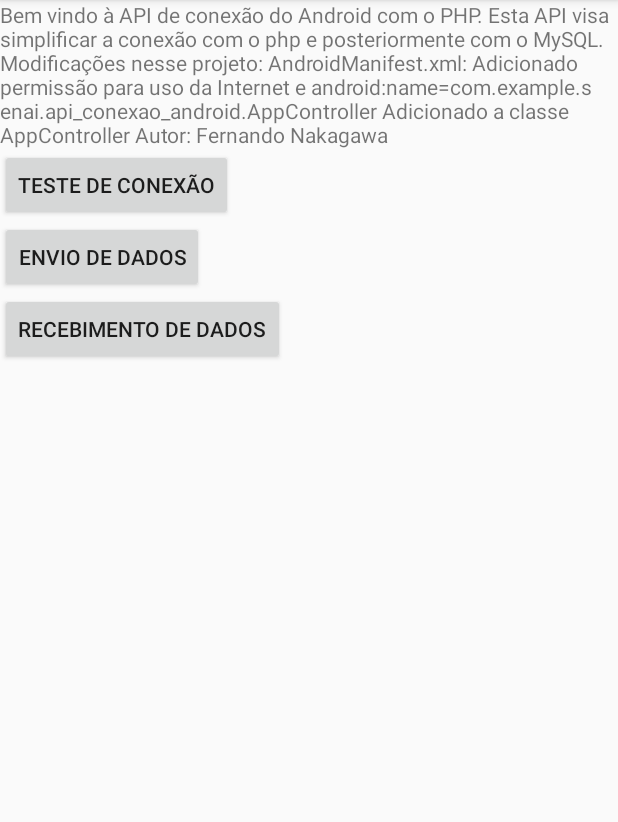
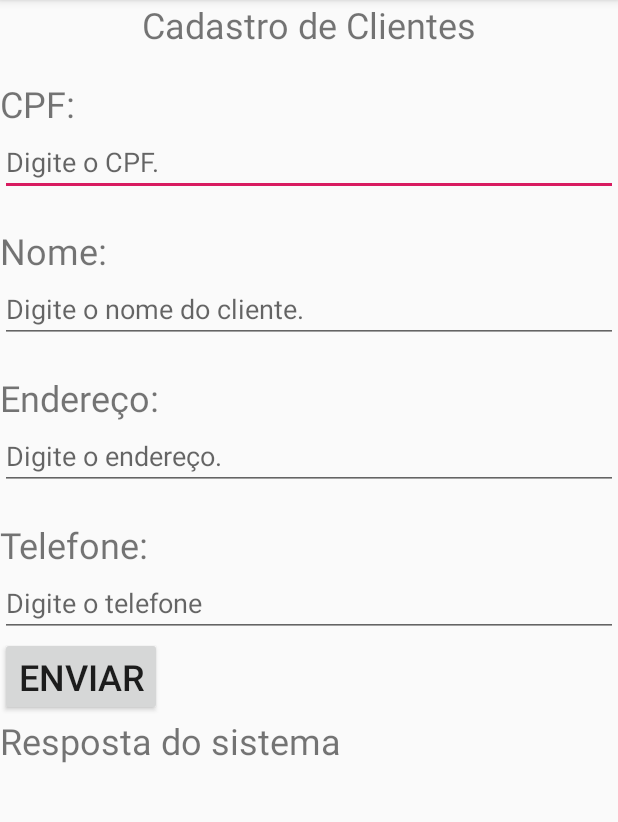
Before and after one commit to fernandonakagawa/API_Conexao_Android, an Android app: the screen it shows after launch (MainActivity before the commit, InserirActivity after it), after a tap on "ENVIO DE DADOS", on a phone screen of 412 x 824 dp, the part 84-906 px from its top. Run offline under Robolectric (Android 15) with nearby library versions, the phone set to English and light mode, and no system bars; our stand-ins replace Volley.

Commit message:
android inserir funcionando falta php inserir

```diff
--- /dev/null
+++ b/app/src/main/java/com/example/senai/api_conexao_android/AbstractController.java
@@ -0,0 +1,22 @@
+package com.example.senai.api_conexao_android;
+
+import android.content.Context;
+
+public abstract class AbstractController implements IDadosEventListener{
+    private Context appContext;
+    private IDadosEventListener mListenerView;
+
+    public AbstractController(Context appContext) {
+        this.appContext = appContext;
+        //o registro de callback da view é feito por essa linha automaticamente
+        this.mListenerView = (IDadosEventListener) appContext;
+    }
+
+    public Context getAppContext() {
+        return appContext;
+    }
+    public IDadosEventListener getmListenerView() {
+        return mListenerView;
+    }
+
+}
--- /dev/null
+++ b/app/src/main/java/com/example/senai/api_conexao_android/IEnviadorHashMapPHP.java
@@ -0,0 +1,7 @@
+package com.example.senai.api_conexao_android;
+
+import java.util.HashMap;
+
+public interface IEnviadorHashMapPHP {
+    void enviarParaPHP(HashMap map);
+}
--- /dev/null
+++ b/app/src/main/java/com/example/senai/api_conexao_android/IEnviadorTextoSimplesPHP.java
@@ -0,0 +1,5 @@
+package com.example.senai.api_conexao_android;
+
+public interface IEnviadorTextoSimplesPHP {
+    void enviarParaPHP(String texto);
+}
--- a/app/src/main/java/com/example/senai/api_conexao_android/InserirActivity.java
+++ b/app/src/main/java/com/example/senai/api_conexao_android/InserirActivity.java
@@ -3,12 +3,56 @@ package com.example.senai.api_conexao_android;
 import androidx.appcompat.app.AppCompatActivity;
 
 import android.os.Bundle;
+import android.view.View;
+import android.widget.EditText;
+import android.widget.ProgressBar;
+import android.widget.TextView;
 
-public class InserirActivity extends AppCompatActivity {
+import com.android.volley.VolleyError;
 
+import java.util.HashMap;
+
+public class InserirActivity extends AppCompatActivity implements  IDadosEventListener{
+
+    private EditText etNome, etCpf, etEndereco, etTelefone;
+    private ProgressBar pb;
+    private TextView tvResultado;
+
+    private InserirController inserirController;
     @Override
     protected void onCreate(Bundle savedInstanceState) {
         super.onCreate(savedInstanceState);
         setContentView(R.layout.activity_inserir);
+        this.inserirController = new InserirController(this);
+        this.etNome = findViewById(R.id.et_nome);
+        this.etCpf = findViewById(R.id.et_cpf);
+        this.etEndereco = findViewById(R.id.et_endereco);
+        this.etTelefone = findViewById(R.id.et_telefone);
+        this.pb = findViewById(R.id.pb_inserir);
+        this.tvResultado = findViewById(R.id.tv_resultado);
     }
+
+    public void enviar(View view) {
+        HashMap<String,String> hm = new HashMap<>();
+        hm.put("nome", etNome.getText().toString());
+        hm.put("cpf", etCpf.getText().toString());
+        hm.put("endereco", etEndereco.getText().toString());
+        hm.put("telefone", etTelefone.getText().toString());
+
+        this.pb.setVisibility(ProgressBar.VISIBLE);
+        this.inserirController.enviarParaPHP(hm);
+    }
+    @Override
+    public void eventoRetornouOk(String response) {
+        this.pb.setVisibility(ProgressBar.GONE);
+        this.tvResultado.setText(response);
+    }
+
+    @Override
+    public void eventoRetornouErro(VolleyError error) {
+        this.pb.setVisibility(ProgressBar.GONE);
+        this.tvResultado.setText(error.toString());
+    }
+
+
 }
--- a/app/src/main/java/com/example/senai/api_conexao_android/MainActivity.java
+++ b/app/src/main/java/com/example/senai/api_conexao_android/MainActivity.java
@@ -20,7 +20,8 @@ public class MainActivity extends AppCompatActivity {
     }
 
     public void irParaEnvio(View view) {
-
+        Intent i = new Intent(this, InserirActivity.class);
+        startActivity(i);
     }
 
     public void irParaRecebimento(View view) {
--- a/app/src/main/res/layout/activity_inserir.xml
+++ b/app/src/main/res/layout/activity_inserir.xml
@@ -29,6 +29,7 @@
                 android:textSize="24sp"
                 android:text="@string/cpf"/>
             <EditText
+                android:id="@+id/et_cpf"
                 android:layout_width="match_parent"
                 android:layout_height="wrap_content"
                 android:hint="@string/hint_digite_cpf"/>
@@ -39,6 +40,7 @@
                 android:textSize="24sp"
                 android:text="@string/nome"/>
             <EditText
+                android:id="@+id/et_nome"
                 android:layout_width="match_parent"
                 android:layout_height="wrap_content"
                 android:hint="@string/hint_digite_nome"/>
@@ -50,6 +52,7 @@
                 android:textSize="24sp"
                 android:text="@string/endereco"/>
             <EditText
+                android:id="@+id/et_endereco"
                 android:layout_width="match_parent"
                 android:layout_height="wrap_content"
                 android:hint="@string/hint_digite_endereco"/>
@@ -60,16 +63,30 @@
                 android:textSize="24sp"
                 android:text="@string/telefone"/>
             <EditText
+                android:id="@+id/et_telefone"
                 android:layout_width="match_parent"
                 android:layout_height="wrap_content"
                 android:hint="@string/hint_digite_telefone"/>
 
             <Button
-                android:layout_marginTop="20dp"
+
                 android:layout_width="wrap_content"
                 android:layout_height="wrap_content"
                 android:textSize="24sp"
-                android:text="@string/enviar"/>
+                android:text="@string/enviar"
+                android:onClick="enviar"/>
+            <ProgressBar
+                android:id="@+id/pb_inserir"
+                android:layout_width="wrap_content"
+                android:layout_height="wrap_content"
+                android:visibility="gone"/>
+            <TextView
+                android:id="@+id/tv_resultado"
+                android:layout_width="match_parent"
+                android:layout_height="wrap_content"
+                android:textSize="24sp"
+                android:text="@string/resposta"/>
+
         </LinearLayout>
     </ScrollView>
 </LinearLayout>
--- a/app/src/main/res/values/strings.xml
+++ b/app/src/main/res/values/strings.xml
@@ -22,4 +22,5 @@
     <string name="hint_digite_telefone">Digite o telefone</string>
     <string name="cpf">CPF:</string>
     <string name="hint_digite_cpf">Digite o CPF.</string>
+    <string name="resposta">Resposta do sistema</string>
 </resources>
```
Also changed, not shown: app/src/main/java/com/example/senai/api_conexao_android/InserirController.java (added, +35 -0 lines), app/src/main/java/com/example/senai/api_conexao_android/TesteController.java (+7 -12 lines), 1 other file.
